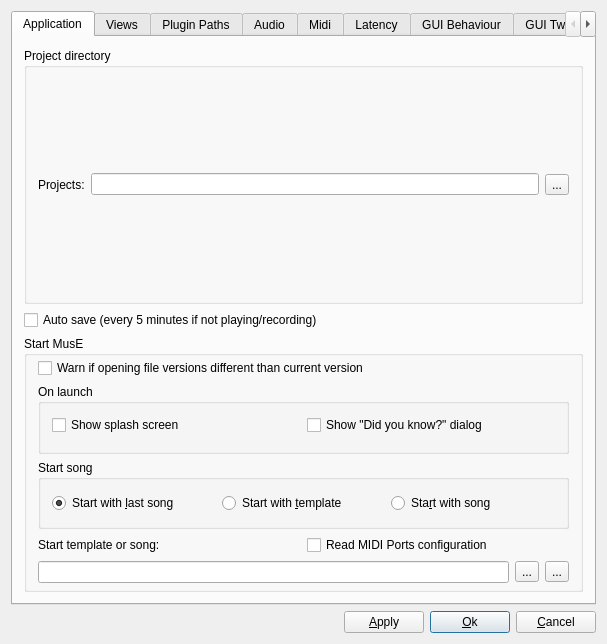
This is muse3/muse/components/gensetbase.ui in emrum/muse as Qt 5 draws it before an edit. The edited form follows.
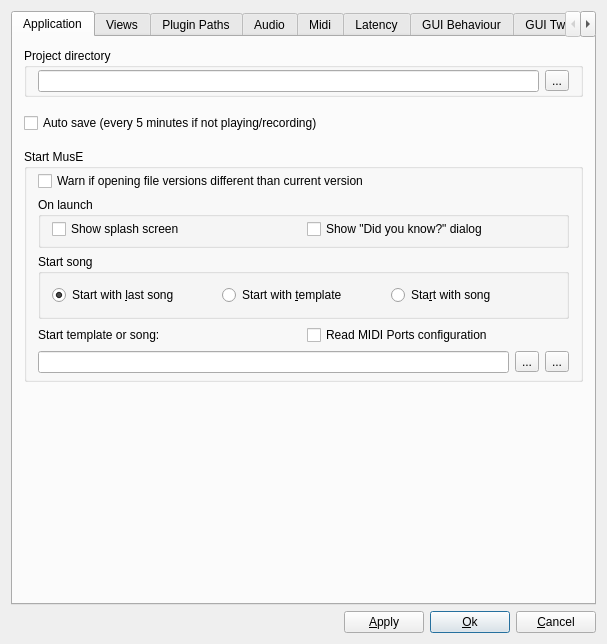
This is the edited form.

What changed in the file:
```diff
--- a/muse3/muse/components/gensetbase.ui
+++ b/muse3/muse/components/gensetbase.ui
@@ -77,7 +77,35 @@
        <string>Application</string>
       </attribute>
       <layout class="QGridLayout">
-       <item row="2" column="0">
+       <item row="0" column="0">
+        <widget class="QGroupBox" name="projDirGroupBox">
+         <property name="title">
+          <string>Project directory</string>
+         </property>
+         <layout class="QHBoxLayout" name="qhboxProjDir">
+          <property name="spacing">
+           <number>6</number>
+          </property>
+          <property name="topMargin">
+           <number>2</number>
+          </property>
+          <property name="bottomMargin">
+           <number>2</number>
+          </property>
+          <item>
+           <widget class="QLineEdit" name="projDirEntry"/>
+          </item>
+          <item>
+           <widget class="QToolButton" name="projDirOpenToolButton">
+            <property name="text">
+             <string>...</string>
+            </property>
+           </widget>
+          </item>
+         </layout>
+        </widget>
+       </item>
+       <item row="4" column="0">
         <widget class="QGroupBox" name="groupBox3">
          <property name="title">
           <string>Start MusE</string>
@@ -222,51 +250,58 @@
          </layout>
         </widget>
        </item>
-       <item row="0" column="0">
-        <widget class="QGroupBox" name="projDirGroupBox">
-         <property name="title">
-          <string>Project directory</string>
-         </property>
-         <layout class="QHBoxLayout" name="qhboxProjDir">
-          <property name="spacing">
-           <number>6</number>
-          </property>
-          <property name="topMargin">
-           <number>2</number>
-          </property>
-          <property name="bottomMargin">
-           <number>2</number>
-          </property>
-          <item>
-           <widget class="QLabel" name="textLabel_ProjDir">
-            <property name="text">
-             <string>Projects:</string>
-            </property>
-            <property name="wordWrap">
-             <bool>false</bool>
-            </property>
-           </widget>
-          </item>
-          <item>
-           <widget class="QLineEdit" name="projDirEntry"/>
-          </item>
-          <item>
-           <widget class="QToolButton" name="projDirOpenToolButton">
-            <property name="text">
-             <string>...</string>
-            </property>
-           </widget>
-          </item>
-         </layout>
-        </widget>
-       </item>
        <item row="1" column="0">
+        <spacer name="verticalSpacer_8">
+         <property name="orientation">
+          <enum>Qt::Vertical</enum>
+         </property>
+         <property name="sizeType">
+          <enum>QSizePolicy::Fixed</enum>
+         </property>
+         <property name="sizeHint" stdset="0">
+          <size>
+           <width>20</width>
+           <height>10</height>
+          </size>
+         </property>
+        </spacer>
+       </item>
+       <item row="2" column="0">
         <widget class="QCheckBox" name="autoSaveCheckBox">
          <property name="text">
           <string>Auto save (every 5 minutes if not playing/recording)</string>
          </property>
         </widget>
        </item>
+       <item row="5" column="0">
+        <spacer name="verticalSpacer_7">
+         <property name="orientation">
+          <enum>Qt::Vertical</enum>
+         </property>
+         <property name="sizeHint" stdset="0">
+          <size>
+           <width>20</width>
+           <height>40</height>
+          </size>
+         </property>
+        </spacer>
+       </item>
+       <item row="3" column="0">
+        <spacer name="verticalSpacer_9">
+         <property name="orientation">
+          <enum>Qt::Vertical</enum>
+         </property>
+         <property name="sizeType">
+          <enum>QSizePolicy::Fixed</enum>
+         </property>
+         <property name="sizeHint" stdset="0">
+          <size>
+           <width>20</width>
+           <height>10</height>
+          </size>
+         </property>
+        </spacer>
+       </item>
       </layout>
      </widget>
      <widget class="QWidget" name="tab_3">
```
Left out of the diff: 47 changed lines with no effect on the pictures.
